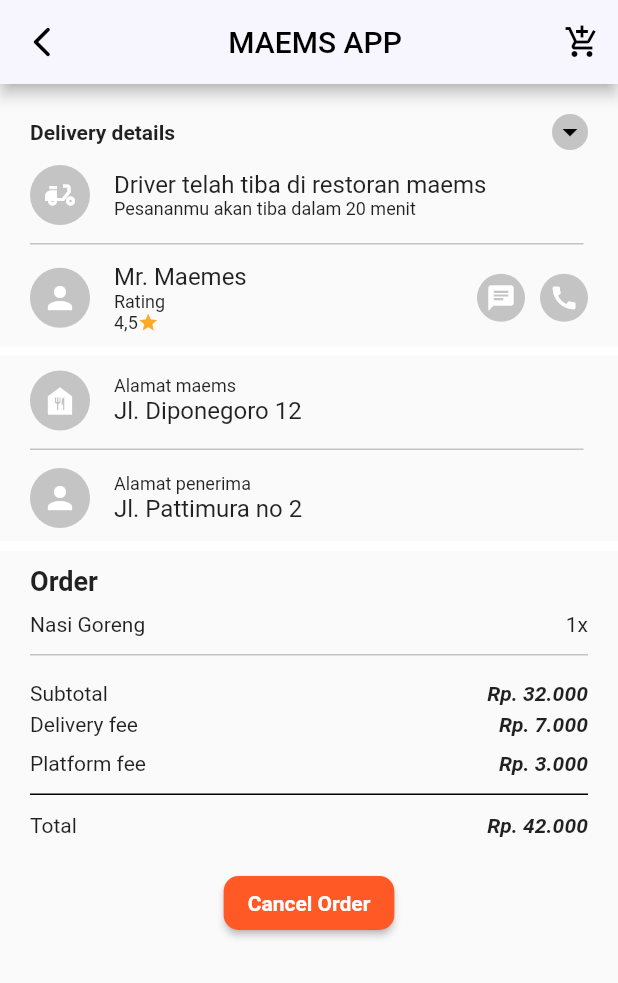
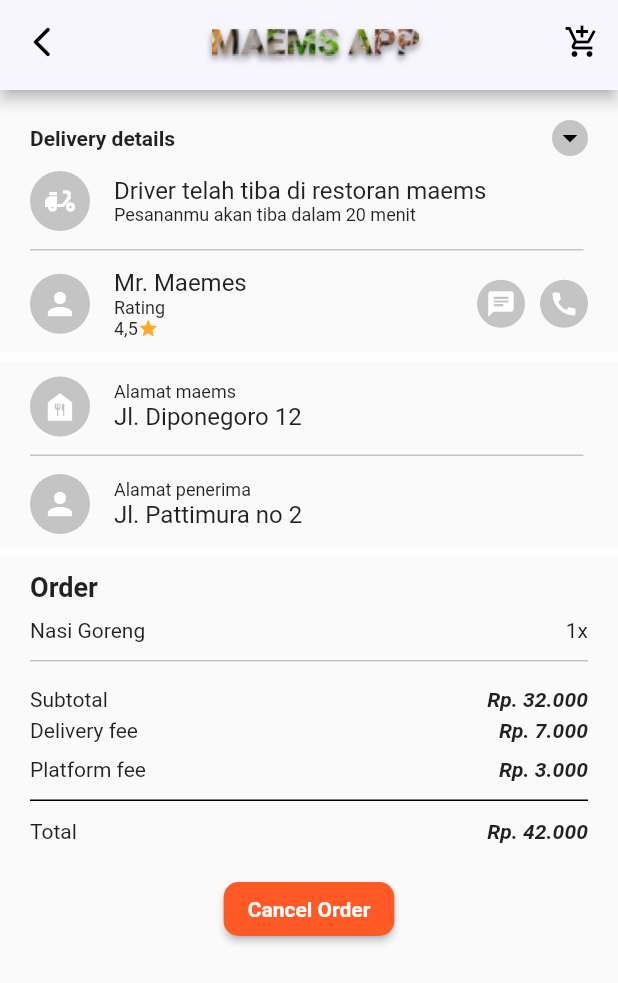
Before and after one commit to Bryantoropn/PROJECT-PBM, a Flutter app: the DetailPemesanan screen opened directly, on a phone screen of 412 x 824 dp. Shown: the top 983 px of the screen. Run offline on Flutter 3.47's test engine with Material 2 defaults, Android fonts, the phone set to English and light mode, and no system bars; drawn by our look-alikes of simple_shadow; our stand-ins replace date_time_picker, dio, google_maps_flutter; missing offline and left inert: flutter_polyline_points, qr_code_scanner.

Commit message:
minor fix

```diff
--- a/lib/Home/detail pemesanan.dart
+++ b/lib/Home/detail pemesanan.dart
@@ -4,6 +4,7 @@
 import 'package:per4/Widget/PageAppBar.dart';
 import 'package:per4/Profile/editProfile.dart';
 import 'package:per4/Profile/Top%20Up/topUp.dart';
+import 'package:per4/map/maps.dart';
 import '../Profile/feedback.dart';
 import '../Login/Regis/login.dart';
 import 'keranjang.dart';
@@ -13,38 +14,7 @@
   @override
   Widget build(BuildContext context) {
     return Scaffold(
-      appBar: AppBar(
-        leading: IconButton(
-          onPressed: () {
-            Navigator.pop(context);
-          },
-          icon: Icon(
-            Icons.arrow_back_ios_new_rounded,
-            color: Colors.black,
-          ),
-        ),
-        backgroundColor: Color.fromARGB(255, 247, 246, 255),
-        centerTitle: true,
-        title: Row(
-          mainAxisAlignment: MainAxisAlignment.center,
-          children: [
-            Text(
-              "MAEMS APP",
-              style: TextStyle(color: Colors.black),
-            ),
-          ],
-        ),
-        actions: [
-          IconButton(
-            onPressed: () {
-              Navigator.push(context,
-                  MaterialPageRoute(builder: (context) => MyKeranjang()));
-            },
-            icon: Icon(Icons.add_shopping_cart),
-            color: Colors.black,
-          )
-        ],
-      ),
+      appBar: PageAppBar(),
       body: Profile(),
     );
   }
@@ -72,7 +42,7 @@
                   Navigator.push(
                       context,
                       MaterialPageRoute(
-                          builder: (context) => DetailPemesanan()));
+                          builder: (context) => MyMaps()));
                 },
                 child: CircleAvatar(
                   child: Icon(
--- a/lib/Reservasi/Reservasi.dart
+++ b/lib/Reservasi/Reservasi.dart
@@ -1,5 +1,3 @@
-import 'dart:html';
-
 import 'package:flutter/material.dart';
 import 'package:per4/main.dart';
 import 'package:per4/Widget/PageAppBar.dart';
--- a/lib/Widget/reservasiMiniCard.dart
+++ b/lib/Widget/reservasiMiniCard.dart
@@ -5,8 +5,8 @@
 
 class CardReservasi extends StatelessWidget {
   final namaGambar;
-  final lebar;
-  final tinggi;
+  double? lebar;
+  double? tinggi;
 
   CardReservasi({this.namaGambar, this.lebar, this.tinggi});
 
```
Also changed, not shown: lib/Home/konfirmasi pemesanan.dart (+2 -33 lines), lib/Reservasi/DetailReservasi.dart (+4 -5 lines).
